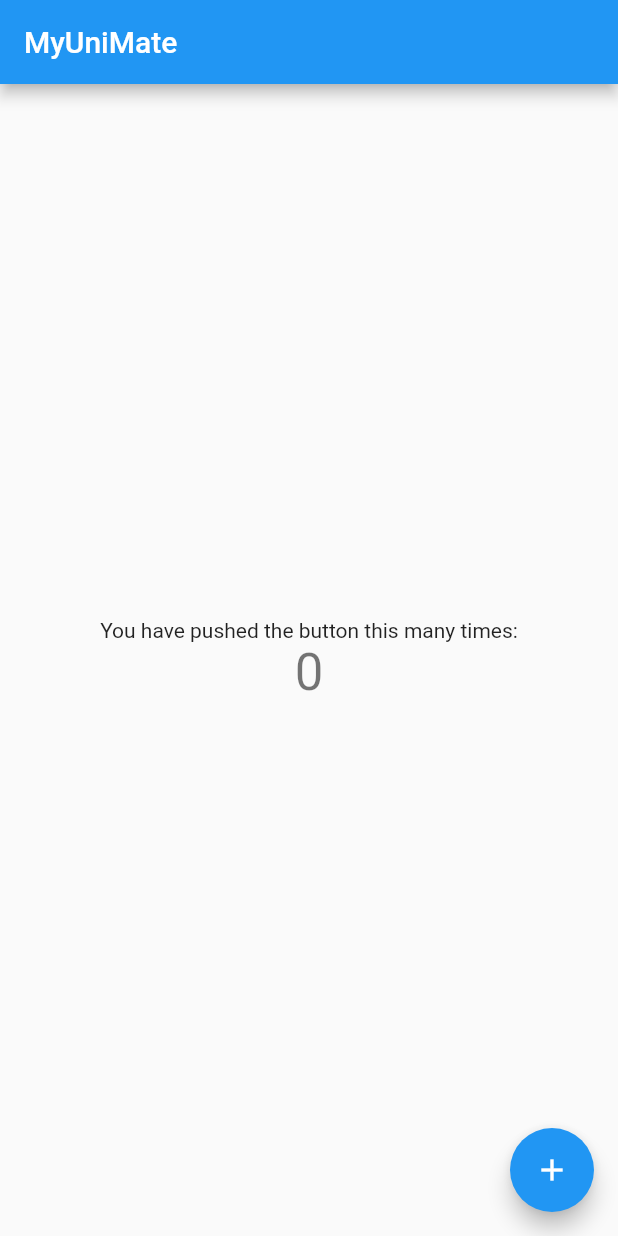
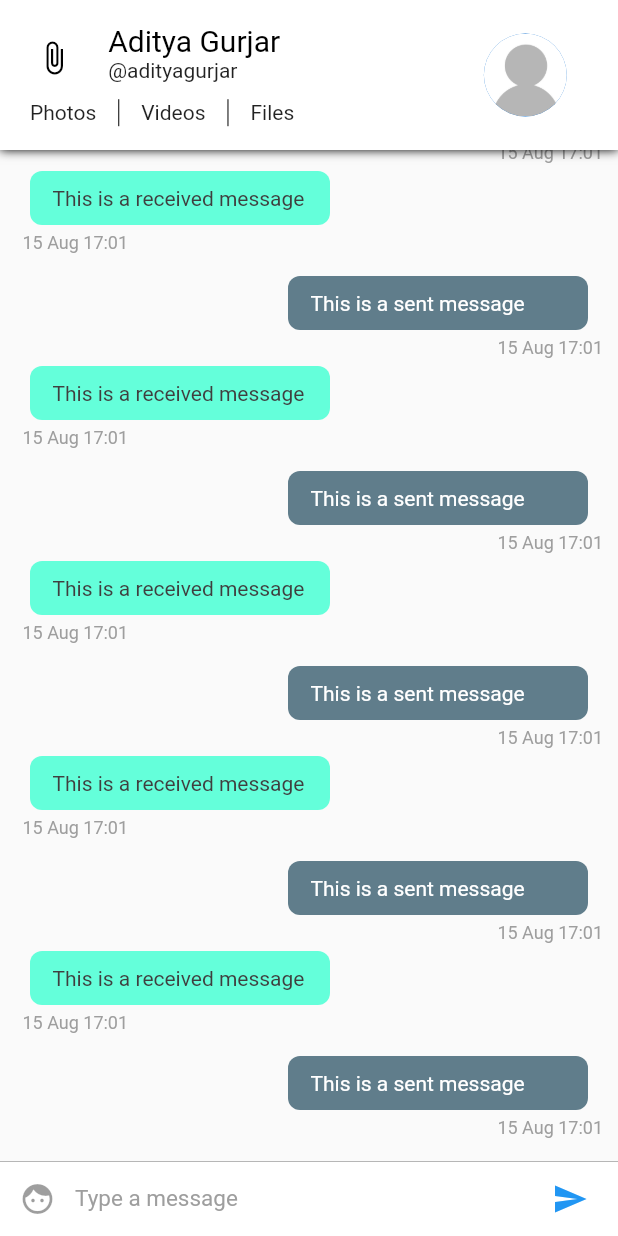
Before and after one commit to shubgupta1/MyUniMate, a Flutter app: the screen it shows after launch, on a phone screen of 412 x 824 dp. Run offline on Flutter 3.47's test engine with Material 2 defaults, Android fonts, the phone set to English and light mode, and no system bars.

Commit message:
Building a Chat Screen. Day 3-4.

```diff
--- /dev/null
+++ b/lib/config/Assets.dart
@@ -0,0 +1,3 @@
+class Assets{
+  static String user = 'assets/user.png';
+}
--- /dev/null
+++ b/lib/config/Palette.dart
@@ -0,0 +1,15 @@
+import 'package:flutter/material.dart';
+
+// Color palette for the app
+class Palette{
+  static Color primaryColor = Colors.blue;
+  static Color secondaryColor = Colors.black;
+  static Color primaryTextColor = Colors.black;
+  static Color secondaryTextColor = Colors.black87;
+  static Color primaryBackgroundColor = Colors.white;
+  static Color selfMessageBackgroundColor = Colors.blueGrey;
+  static Color otherMessageBackgroundColor = Colors.tealAccent;
+  static Color selfMessageColor = Colors.white;
+  static Color otherMessageColor = Color(0xff3f3f3f);
+  static Color greyColor = Colors.grey;
+}
--- a/lib/main.dart
+++ b/lib/main.dart
@@ -1,4 +1,5 @@
 import 'package:flutter/material.dart';
+import 'package:myunimate/pages/ConversationPageList.dart';
 
 void main() => runApp(MyApp());
 
@@ -20,92 +21,7 @@ class MyApp extends StatelessWidget {
         // is not restarted.
         primarySwatch: Colors.blue,
       ),
-      home: MyHomePage(title: 'MyUniMate'),
+      home: ConversationPageList(),
     );
   }
 }
-
-class MyHomePage extends StatefulWidget {
-  MyHomePage({Key key, this.title}) : super(key: key);
-
-  // This widget is the home page of your application. It is stateful, meaning
-  // that it has a State object (defined below) that contains fields that affect
-  // how it looks.
-
-  // This class is the configuration for the state. It holds the values (in this
-  // case the title) provided by the parent (in this case the App widget) and
-  // used by the build method of the State. Fields in a Widget subclass are
-  // always marked "final".
-
-  final String title;
-
-  @override
-  _MyHomePageState createState() => _MyHomePageState();
-}
-
-class _MyHomePageState extends State<MyHomePage> {
-  int _counter = 0;
-
-  void _incrementCounter() {
-    setState(() {
-      // This call to setState tells the Flutter framework that something has
-      // changed in this State, which causes it to rerun the build method below
-      // so that the display can reflect the updated values. If we changed
-      // _counter without calling setState(), then the build method would not be
-      // called again, and so nothing would appear to happen.
-      _counter++;
-    });
-  }
-
-  @override
-  Widget build(BuildContext context) {
-    // This method is rerun every time setState is called, for instance as done
-    // by the _incrementCounter method above.
-    //
-    // The Flutter framework has been optimized to make rerunning build methods
-    // fast, so that you can just rebuild anything that needs updating rather
-    // than having to individually change instances of widgets.
-    return Scaffold(
-      appBar: AppBar(
-        // Here we take the value from the MyHomePage object that was created by
-        // the App.build method, and use it to set our appbar title.
-        title: Text(widget.title),
-      ),
-      body: Center(
-        // Center is a layout widget. It takes a single child and positions it
-        // in the middle of the parent.
-        child: Column(
-          // Column is also a layout widget. It takes a list of children and
-          // arranges them vertically. By default, it sizes itself to fit its
-          // children horizontally, and tries to be as tall as its parent.
-          //
-          // Invoke "debug painting" (press "p" in the console, choose the
-          // "Toggle Debug Paint" action from the Flutter Inspector in Android
-          // Studio, or the "Toggle Debug Paint" command in Visual Studio Code)
-          // to see the wireframe for each widget.
-          //
-          // Column has various properties to control how it sizes itself and
-          // how it positions its children. Here we use mainAxisAlignment to
-          // center the children vertically; the main axis here is the vertical
-          // axis because Columns are vertical (the cross axis would be
-          // horizontal).
-          mainAxisAlignment: MainAxisAlignment.center,
-          children: <Widget>[
-            Text(
-              'You have pushed the button this many times:',
-            ),
-            Text(
-              '$_counter',
-              style: Theme.of(context).textTheme.display1,
-            ),
-          ],
-        ),
-      ),
-      floatingActionButton: FloatingActionButton(
-        onPressed: _incrementCounter,
-        tooltip: 'Increment',
-        child: Icon(Icons.add),
-      ), // This trailing comma makes auto-formatting nicer for build methods.
-    );
-  }
-}
--- /dev/null
+++ b/lib/pages/ConversationPage.dart
@@ -0,0 +1,32 @@
+import 'package:flutter/material.dart';
+import 'package:myunimate/widgets/ChatAppBar.dart';
+import 'package:myunimate/widgets/ChatListWidget.dart';
+import 'package:myunimate/widgets/InputWidget.dart';
+
+class ConversationPage extends StatefulWidget {
+  @override
+  _ConversationPageState createState() => _ConversationPageState();
+}
+
+class _ConversationPageState extends State<ConversationPage> {
+
+  @override
+  Widget build(BuildContext context) {
+    return SafeArea(
+      child: Scaffold(
+          appBar: ChatAppBar(), // Custom app bar for chat screen
+          body: Stack(children: <Widget>[
+            Column(
+              children: <Widget>[
+              ChatListWidget(),
+                InputWidget()
+              ],
+            ),
+          ]
+    )
+      )
+    );
+  }
+
+
+}
--- /dev/null
+++ b/lib/pages/ConversationPageList.dart
@@ -0,0 +1,25 @@
+
+import 'package:flutter/material.dart';
+import 'ConversationPage.dart';
+
+class ConversationPageList extends StatefulWidget {
+
+  @override
+  _ConversationPageListState createState() => _ConversationPageListState();
+}
+
+class _ConversationPageListState extends State<ConversationPageList> {
+
+  @override
+  Widget build(BuildContext context) {
+    return PageView(
+      children: <Widget>[
+        ConversationPage(),
+        ConversationPage(),
+        ConversationPage()
+      ],
+    );
+
+
+  }
+}
--- /dev/null
+++ b/lib/widgets/ChatAppBar.dart
@@ -0,0 +1,101 @@
+import 'package:flutter/material.dart';
+import 'package:myunimate/config/Assets.dart';
+import 'package:myunimate/config/Palette.dart';
+
+class ChatAppBar extends StatelessWidget implements PreferredSizeWidget {
+  final double height = 100;
+  @override
+  Widget build(BuildContext context) {
+    var textHeading = TextStyle(color: Palette.primaryTextColor, fontSize: 20); // Text style for the name
+    var textStyle = TextStyle(color: Palette.secondaryTextColor); // Text style for everything else
+
+    double width = MediaQuery.of(context).size.width; // calculate the screen width
+    return Material(
+        child: Container(
+            decoration: new BoxDecoration(boxShadow: [ //adds a shadow to the appbar
+              new BoxShadow(
+              color: Colors.black,
+              blurRadius: 5.0,
+            )]),
+            child:  Container(
+                color: Palette.primaryBackgroundColor,
+                child: Row(children: <Widget>[
+              Expanded( //we're dividing the appbar into 7 : 3 ratio. 7 is for content and 3 is for the display picture.
+                  flex: 7,
+                  child: Center(
+                      child: Column(
+                    mainAxisSize: MainAxisSize.min,
+                    children: <Widget>[
+                      Container(
+                          height: 70 - (width * .06),
+                          child: Row(
+                            crossAxisAlignment: CrossAxisAlignment.start,
+                            children: <Widget>[
+                              Expanded(
+                                  flex: 2,
+                                  child: Center(
+                                      child: Icon(
+                                    Icons.attach_file,
+                                    color: Palette.secondaryColor,
+                                  ))),
+                              Expanded(
+                                  flex: 6,
+                                  child: Container(
+                                      child: Column(
+                                    crossAxisAlignment:
+                                        CrossAxisAlignment.start,
+                                    mainAxisAlignment: MainAxisAlignment.center,
+                                    mainAxisSize: MainAxisSize.min,
+                                    children: <Widget>[
+                                      Text('Aditya Gurjar', style: textHeading),
+                                      Text('@adityagurjar', style: textStyle)
+                                    ],
+                                  ))),
+                            ],
+                          )),
+                      //second row containing the buttons for media
+                      Container(
+                          height: 23,
+                          padding: EdgeInsets.fromLTRB(20, 5, 5, 0),
+                          child: Row(
+                            mainAxisAlignment: MainAxisAlignment.start,
+                            crossAxisAlignment: CrossAxisAlignment.center,
+                            children: <Widget>[
+                              Text(
+                                'Photos',
+                                style: textStyle,
+                              ),
+                              VerticalDivider(
+                                width: 30,
+                                color: Palette.primaryTextColor,
+                              ),
+                              Text(
+                                'Videos',
+                                style: textStyle,
+                              ),
+                              VerticalDivider(
+                                width: 30,
+                                color: Palette.primaryTextColor,
+                              ),
+                              Text('Files', style: textStyle)
+                            ],
+                          )),
+                    ],
+                  ))),
+                //This is the display picture
+              Expanded(
+                  flex: 3,
+                  child: Container(
+                      child: Center(
+                          child: CircleAvatar(
+                    radius: (80 - (width * .06)) / 2,
+                    backgroundImage: Image.asset(
+                      Assets.user,
+                    ).image,
+                  )))),
+            ]))));
+  }
+
+  @override
+  Size get preferredSize => Size.fromHeight(height);
+}
--- /dev/null
+++ b/lib/widgets/ChatItemWidget.dart
@@ -0,0 +1,89 @@
+import 'package:flutter/material.dart';
+import 'package:myunimate/config/Palette.dart';
+import 'package:intl/intl.dart';
+
+class ChatItemWidget extends StatelessWidget{
+  var index;
+
+  ChatItemWidget(this.index);
+
+  @override
+  Widget build(BuildContext context) {
+    // TODO: implement build
+    if (index % 2 == 0) {
+      //This is the sent message. We'll later use data from firebase instead of index to determine the message is sent or received.
+      return Container(
+          child: Column(children: <Widget>[
+            Row(
+              children: <Widget>[
+                Container(
+                  child: Text(
+                    'This is a sent message',
+                    style: TextStyle(color: Palette.selfMessageColor),
+                  ),
+                  padding: EdgeInsets.fromLTRB(15.0, 10.0, 15.0, 10.0),
+                  width: 200.0,
+                  decoration: BoxDecoration(
+                      color: Palette.selfMessageBackgroundColor,
+                      borderRadius: BorderRadius.circular(8.0)),
+                  margin: EdgeInsets.only(right: 10.0),
+                )
+              ],
+              mainAxisAlignment:
+              MainAxisAlignment.end, // aligns the chatitem to right end
+            ),
+            Row(
+                mainAxisAlignment: MainAxisAlignment.end,
+                children: <Widget>[
+                  Container(
+                    child: Text(
+                      DateFormat('dd MMM kk:mm')
+                          .format(DateTime.fromMillisecondsSinceEpoch(1565888474278)),
+                      style: TextStyle(
+                          color: Palette.greyColor,
+                          fontSize: 12.0,
+                          fontStyle: FontStyle.normal),
+                    ),
+                    margin: EdgeInsets.only(left: 5.0, top: 5.0, bottom: 5.0),
+                  )])
+          ]));
+    } else {
+      // This is a received message
+      return Container(
+        child: Column(
+          children: <Widget>[
+            Row(
+              children: <Widget>[
+                Container(
+                  child: Text(
+                    'This is a received message',
+                    style: TextStyle(color: Palette.otherMessageColor),
+                  ),
+                  padding: EdgeInsets.fromLTRB(15.0, 10.0, 15.0, 10.0),
+                  width: 200.0,
+                  decoration: BoxDecoration(
+                      color: Palette.otherMessageBackgroundColor,
+                      borderRadius: BorderRadius.circular(8.0)),
+                  margin: EdgeInsets.only(left: 10.0),
+                )
+              ],
+            ),
+            Container(
+              child: Text(
+                DateFormat('dd MMM kk:mm')
+                    .format(DateTime.fromMillisecondsSinceEpoch(1565888474278)),
+                style: TextStyle(
+                    color: Palette.greyColor,
+                    fontSize: 12.0,
+                    fontStyle: FontStyle.normal),
+              ),
+              margin: EdgeInsets.only(left: 5.0, top: 5.0, bottom: 5.0),
+            )
+          ],
+          crossAxisAlignment: CrossAxisAlignment.start,
+        ),
+        margin: EdgeInsets.only(bottom: 10.0),
+      );
+    }  }
+
+}
--- /dev/null
+++ b/lib/widgets/ChatListWidget.dart
@@ -0,0 +1,20 @@
+import 'package:flutter/material.dart';
+
+import 'ChatItemWidget.dart';
+
+
+class ChatListWidget extends StatelessWidget{
+  final ScrollController listScrollController = new ScrollController();
+  @override
+  Widget build(BuildContext context) {
+    // TODO: implement build
+    return Flexible(
+        child: ListView.builder(
+          padding: EdgeInsets.all(10.0),
+          itemBuilder: (context, index) => ChatItemWidget(index),
+          itemCount: 20,
+          reverse: true,
+          controller: listScrollController,
+        ));
+  }
+}
--- /dev/null
+++ b/lib/widgets/InputWidget.dart
@@ -0,0 +1,60 @@
+import 'package:flutter/material.dart';
+import 'package:myunimate/config/Palette.dart';
+
+class InputWidget extends StatelessWidget {
+
+  final TextEditingController textEditingController = new TextEditingController();
+
+  @override
+  Widget build(BuildContext context) {
+    return Container(
+      child: Row(
+        children: <Widget>[
+          Material(
+            child: new Container(
+              margin: new EdgeInsets.symmetric(horizontal: 1.0),
+              child: new IconButton(
+                icon: new Icon(Icons.face),
+                color: Palette.primaryColor,
+              ),
+            ),
+            color: Colors.white,
+          ),
+
+          // Text input
+          Flexible(
+            child: Container(
+              child: TextField(
+                style: TextStyle(color: Palette.primaryTextColor, fontSize: 15.0),
+                controller: textEditingController,
+                decoration: InputDecoration.collapsed(
+                  hintText: 'Type a message',
+                  hintStyle: TextStyle(color: Palette.greyColor),
+                ),
+              ),
+            ),
+          ),
+
+          // Send Message Button
+          Material(
+            child: new Container(
+              margin: new EdgeInsets.symmetric(horizontal: 8.0),
+              child: new IconButton(
+                icon: new Icon(Icons.send),
+                onPressed: () => {},
+                color: Palette.primaryColor,
+              ),
+            ),
+            color: Colors.white,
+          ),
+        ],
+      ),
+      width: double.infinity,
+      height: 50.0,
+      decoration: new BoxDecoration(
+          border: new Border(
+              top: new BorderSide(color: Palette.greyColor, width: 0.5)),
+          color: Colors.white),
+    );
+  }
+}
--- a/pubspec.yaml
+++ b/pubspec.yaml
@@ -19,6 +19,7 @@ environment:
 dependencies:
   flutter:
     sdk: flutter
+  intl: ^0.15.8
 
   # The following adds the Cupertino Icons font to your application.
   # Use with the CupertinoIcons class for iOS style icons.
@@ -34,7 +35,8 @@ dev_dependencies:
 
 # The following section is specific to Flutter.
 flutter:
-
+  assets:
+    - assets/
   # The following line ensures that the Material Icons font is
   # included with your application, so that you can use the icons in
   # the material Icons class.
```
Also changed, not shown: pubspec.lock.
